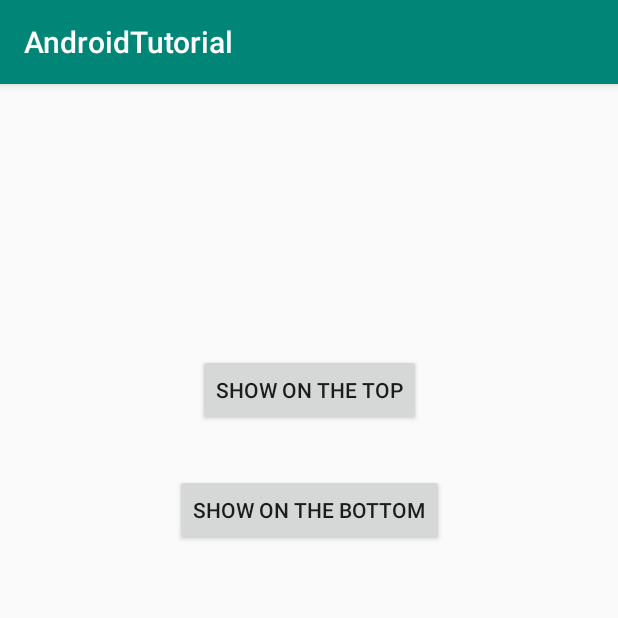
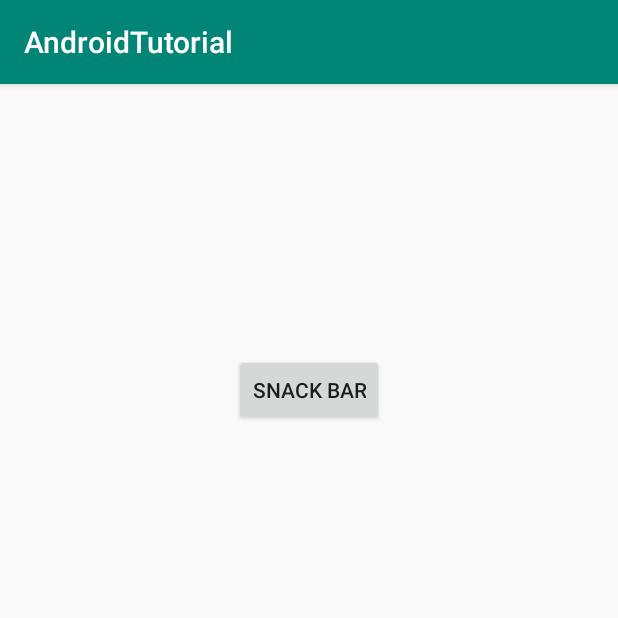
Before and after one commit to lucas-militao/Android-Certification, an Android app: the screen it shows after launch (MainActivity), on a phone screen of 412 x 824 dp, the top half of it. Run offline under Robolectric (Android 15) with nearby library versions, the phone set to English and light mode, and no system bars.

Commit message:
snackbar implementado

```diff
--- a/app/build.gradle
+++ b/app/build.gradle
@@ -32,4 +32,5 @@ dependencies {
     testImplementation 'junit:junit:4.12'
     androidTestImplementation 'androidx.test.ext:junit:1.1.0'
     androidTestImplementation 'androidx.test.espresso:espresso-core:3.1.1'
+    implementation 'com.google.android.material:material:1.0.0'
 }
--- a/app/src/main/java/com/example/androidtutorial/MainActivity.kt
+++ b/app/src/main/java/com/example/androidtutorial/MainActivity.kt
@@ -2,14 +2,12 @@ package com.example.androidtutorial
 
 import androidx.appcompat.app.AppCompatActivity
 import android.os.Bundle
-import android.view.Gravity
 import android.view.View
 import android.widget.Toast
+import com.google.android.material.snackbar.Snackbar
 import kotlinx.android.synthetic.main.activity_main.*
 
 class MainActivity : AppCompatActivity() {
-
-    private var toast : Toast? = null
 
     override fun onCreate(savedInstanceState: Bundle?) {
         super.onCreate(savedInstanceState)
@@ -19,22 +17,11 @@ class MainActivity : AppCompatActivity() {
     }
 
     private fun setupView() {
-        toastTopButton.setOnClickListener(notificationOnTop())
-        toastBottomButton.setOnClickListener(notificationOnBottom())
+        showNotificationButton.setOnClickListener(showSnackbar())
     }
 
-    private fun notificationOnTop() = View.OnClickListener() {
-        toast?.cancel()
-        toast = null
-        toast = Toast.makeText(this, getString(R.string.notification_top), Toast.LENGTH_LONG)
-        (toast as Toast).setGravity(Gravity.TOP, 0 , 0)
-        (toast as Toast).show()
-    }
-
-    private fun notificationOnBottom() = View.OnClickListener() {
-        toast?.cancel()
-        toast = null
-        toast = Toast.makeText(this, getString(R.string.notification_bottom), Toast.LENGTH_LONG)
-        (toast as Toast).show()
+    private fun showSnackbar() = View.OnClickListener {
+        var snackbar = Snackbar.make(principal, "Notificando aqui oh!", Snackbar.LENGTH_SHORT)
+        snackbar.show()
     }
 }
--- a/app/src/main/res/layout/activity_main.xml
+++ b/app/src/main/res/layout/activity_main.xml
@@ -5,26 +5,19 @@
     xmlns:app="http://schemas.android.com/apk/res-auto"
     android:layout_width="match_parent"
     android:layout_height="match_parent"
-    tools:context=".MainActivity">
+    tools:context=".MainActivity"
+    android:id="@+id/principal">
 
     <Button
-        android:id="@+id/toastTopButton"
+        android:id="@+id/showNotificationButton"
         android:layout_width="wrap_content"
         android:layout_height="wrap_content"
         android:layout_marginTop="180dp"
-        android:text="Show on the top"
+        android:text="Snack bar"
         app:layout_constraintEnd_toEndOf="parent"
         app:layout_constraintStart_toStartOf="parent"
         app:layout_constraintTop_toTopOf="parent" />
 
-    <Button
-        android:id="@+id/toastBottomButton"
-        android:layout_width="wrap_content"
-        android:layout_height="wrap_content"
-        android:layout_marginTop="32dp"
-        android:text="Show on the bottom"
-        app:layout_constraintEnd_toEndOf="parent"
-        app:layout_constraintStart_toStartOf="parent"
-        app:layout_constraintTop_toBottomOf="@+id/toastTopButton" />
+
 
 </androidx.constraintlayout.widget.ConstraintLayout>
```
